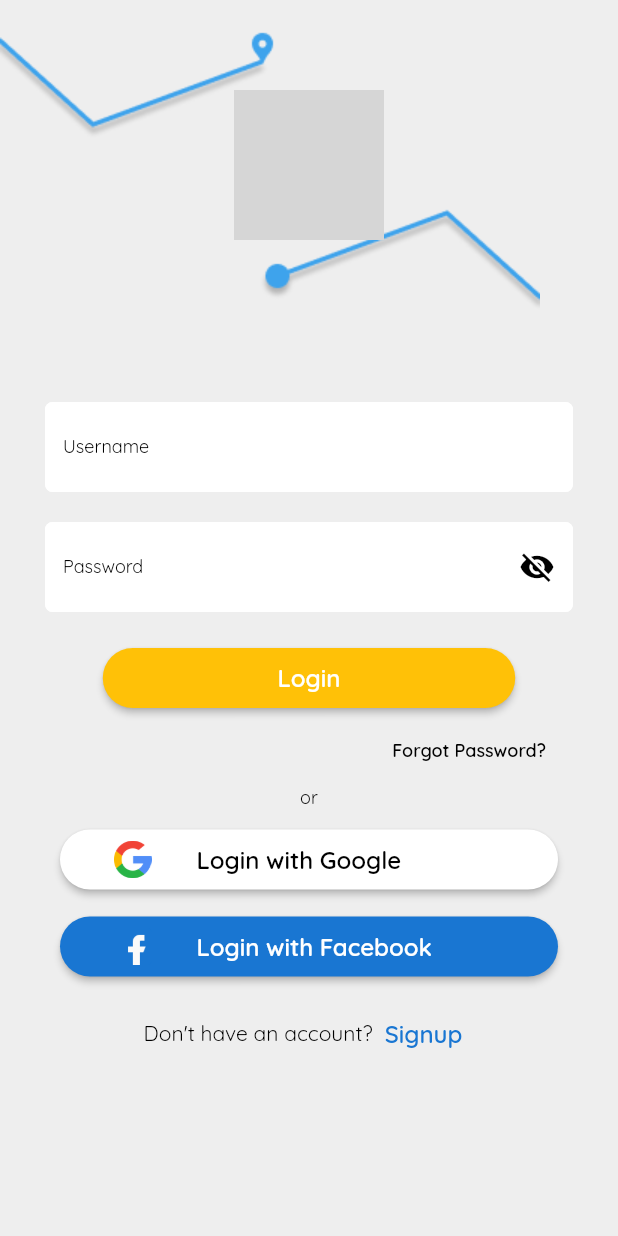
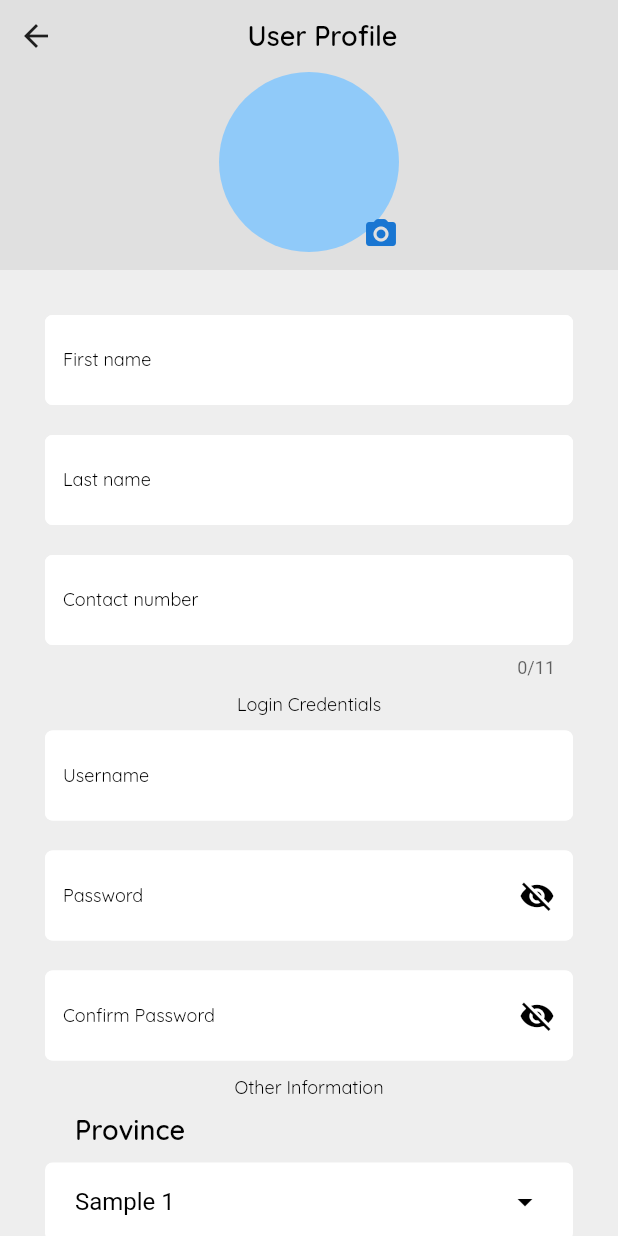
Before and after one commit to CarLKnight6/Metro_User, a Flutter app: the screen it shows after launch, after a tap on "Signup", on a phone screen of 412 x 824 dp. Run offline on Flutter 3.47's test engine with Material 2 defaults, Android fonts, the light colour scheme and no system bars; Roboto replaces fonts that are missing (Quicksand); grey boxes are pictures that could not be loaded.

Commit message:
Add. signup page

```diff
--- a/lib/auth/login.dart
+++ b/lib/auth/login.dart
@@ -1,4 +1,5 @@
 import 'package:flutter/material.dart';
+import 'package:taxi_user/auth/signup.dart';
 import 'package:taxi_user/widgets/buttons/auth_buton.dart';
 import 'package:taxi_user/widgets/buttons/button_widget.dart';
 import 'package:taxi_user/widgets/text/text_bold.dart';
@@ -93,7 +94,10 @@ class LoginPage extends StatelessWidget {
                         fontSize: 14,
                         color: Colors.black),
                     TextButton(
-                      onPressed: () {},
+                      onPressed: () {
+                        Navigator.of(context).push(MaterialPageRoute(
+                            builder: (context) => SignupPage()));
+                      },
                       child: TextBold(
                           text: "Signup",
                           fontSize: 16,
--- a/lib/auth/signup.dart
+++ b/lib/auth/signup.dart
@@ -0,0 +1,479 @@
+import 'package:flutter/material.dart';
+import 'package:taxi_user/widgets/buttons/button_widget.dart';
+import 'package:taxi_user/widgets/text/text_bold.dart';
+import 'package:taxi_user/widgets/text/text_regular.dart';
+import 'package:taxi_user/widgets/textfields/contactnumber_field.dart';
+import 'package:taxi_user/widgets/textfields/normal_field.dart';
+import 'package:taxi_user/widgets/textfields/password_field.dart';
+
+class SignupPage extends StatefulWidget {
+  @override
+  State<SignupPage> createState() => _SignupPageState();
+}
+
+class _SignupPageState extends State<SignupPage> {
+  final _firstnameController = TextEditingController();
+
+  final _lastnameController = TextEditingController();
+
+  final _contactnumberController = TextEditingController();
+
+  final _usernameController = TextEditingController();
+
+  final _passwordController = TextEditingController();
+
+  final _confirmpasswordController = TextEditingController();
+
+  var dropDownValue1 = 1;
+
+  var province = 'Sample 1';
+  var dropDownValue2 = 1;
+
+  var city = 'Sample 1';
+  var dropDownValue3 = 1;
+
+  var brgy = 'Sample 1';
+
+  @override
+  Widget build(BuildContext context) {
+    return Scaffold(
+      backgroundColor: Colors.grey[200],
+      body: SingleChildScrollView(
+        child: SafeArea(
+          child: Column(
+            children: [
+              Container(
+                color: Colors.grey[300],
+                width: double.infinity,
+                height: 180,
+                child: Column(
+                  children: [
+                    Row(
+                      mainAxisAlignment: MainAxisAlignment.spaceBetween,
+                      children: [
+                        IconButton(
+                          onPressed: () {
+                            Navigator.of(context).pop();
+                          },
+                          icon: const Icon(Icons.arrow_back),
+                        ),
+                        TextBold(
+                            text: 'User Profile',
+                            fontSize: 18,
+                            color: Colors.black),
+                        const SizedBox(
+                          width: 30,
+                        ),
+                      ],
+                    ),
+                    GestureDetector(
+                      onTap: () {
+                        showModalBottomSheet(
+                            context: context,
+                            builder: (context) {
+                              return SizedBox(
+                                height: 140,
+                                child: Column(
+                                  children: [
+                                    ListTile(
+                                      onTap: () {},
+                                      leading: TextRegular(
+                                        text: 'Open Camera',
+                                        fontSize: 14,
+                                        color: Colors.black,
+                                      ),
+                                      trailing:
+                                          const Icon(Icons.camera_alt_rounded),
+                                    ),
+                                    const Divider(),
+                                    ListTile(
+                                      onTap: () {},
+                                      leading: TextRegular(
+                                        text: 'Upload Image',
+                                        fontSize: 14,
+                                        color: Colors.black,
+                                      ),
+                                      trailing: const Icon(Icons.image),
+                                    ),
+                                  ],
+                                ),
+                              );
+                            });
+                      },
+                      child: CircleAvatar(
+                        minRadius: 60,
+                        maxRadius: 60,
+                        backgroundColor: Colors.blue[200],
+                        child: const Align(
+                          alignment: Alignment.bottomRight,
+                          child: Icon(Icons.camera_alt_rounded),
+                        ),
+                      ),
+                    ),
+                    const SizedBox(
+                      height: 10,
+                    ),
+                  ],
+                ),
+              ),
+              const SizedBox(
+                height: 20,
+              ),
+              NormalTextField(
+                  controller: _firstnameController, label: 'First name'),
+              NormalTextField(
+                  controller: _lastnameController, label: 'Last name'),
+              ContactNumberField(
+                  controller: _contactnumberController,
+                  label: 'Contact number'),
+              TextRegular(
+                  text: 'Login Credentials', fontSize: 12, color: Colors.black),
+              NormalTextField(
+                  controller: _usernameController, label: 'Username'),
+              PasswordField(controller: _passwordController, label: 'Password'),
+              PasswordField(
+                  controller: _confirmpasswordController,
+                  label: 'Confirm Password'),
+              TextRegular(
+                  text: 'Other Information', fontSize: 12, color: Colors.black),
+              const SizedBox(
+                height: 10,
+              ),
+              Padding(
+                padding: const EdgeInsets.only(left: 50),
+                child: Align(
+                  alignment: Alignment.centerLeft,
+                  child: TextBold(
+                      text: 'Province', fontSize: 18, color: Colors.black),
+                ),
+              ),
+              Padding(
+                padding: const EdgeInsets.only(left: 30, right: 30, top: 10),
+                child: Container(
+                  decoration: BoxDecoration(
+                    color: Colors.white,
+                    borderRadius: BorderRadius.circular(5),
+                  ),
+                  child: Padding(
+                    padding: const EdgeInsets.fromLTRB(20, 2, 20, 2),
+                    child: DropdownButton(
+                      underline: Container(color: Colors.transparent),
+                      iconEnabledColor: Colors.black,
+                      isExpanded: true,
+                      value: dropDownValue1,
+                      items: [
+                        DropdownMenuItem(
+                          onTap: () {
+                            province = "Sample 1";
+                          },
+                          child: Center(
+                              child: Row(children: const [
+                            Text("Sample 1",
+                                style: TextStyle(
+                                  fontFamily: 'Quicksand',
+                                  color: Colors.black,
+                                ))
+                          ])),
+                          value: 1,
+                        ),
+                        DropdownMenuItem(
+                          onTap: () {
+                            province = "Sample 2";
+                          },
+                          child: Center(
+                              child: Row(children: const [
+                            Text("Sample 2",
+                                style: TextStyle(
+                                  fontFamily: 'Quicksand',
+                                  color: Colors.black,
+                                ))
+                          ])),
+                          value: 2,
+                        ),
+                        DropdownMenuItem(
+                          onTap: () {
+                            province = "Sample 3";
+                          },
+                          child: Center(
+                              child: Row(children: const [
+                            Text("Sample 3",
+                                style: TextStyle(
+                                  fontFamily: 'Quicksand',
+                                  color: Colors.black,
+                                ))
+                          ])),
+                          value: 3,
+                        ),
+                        DropdownMenuItem(
+                          onTap: () {
+                            province = "Sample 4";
+                          },
+                          child: Center(
+                              child: Row(children: const [
+                            Text("Sample 4",
+                                style: TextStyle(
+                                  fontFamily: 'Quicksand',
+                                  color: Colors.black,
+                                ))
+                          ])),
+                          value: 4,
+                        ),
+                        DropdownMenuItem(
+                          onTap: () {
+                            province = "Sample 5";
+                          },
+                          child: Center(
+                              child: Row(children: const [
+                            Text("Sample 5",
+                                style: TextStyle(
+                                  fontFamily: 'Quicksand',
+                                  color: Colors.black,
+                                ))
+                          ])),
+                          value: 5,
+                        ),
+                      ],
+                      onChanged: (value) {
+                        setState(() {
+                          dropDownValue1 = int.parse(value.toString());
+                        });
+                      },
+                    ),
+                  ),
+                ),
+              ),
+              const SizedBox(
+                height: 10,
+              ),
+              Padding(
+                padding: const EdgeInsets.only(left: 50),
+                child: Align(
+                  alignment: Alignment.centerLeft,
+                  child: TextBold(
+                      text: 'City/Municipality',
+                      fontSize: 18,
+                      color: Colors.black),
+                ),
+              ),
+              Padding(
+                padding: const EdgeInsets.only(left: 30, right: 30, top: 10),
+                child: Container(
+                  decoration: BoxDecoration(
+                    color: Colors.white,
+                    borderRadius: BorderRadius.circular(5),
+                  ),
+                  child: Padding(
+                    padding: const EdgeInsets.fromLTRB(20, 2, 20, 2),
+                    child: DropdownButton(
+                      underline: Container(color: Colors.transparent),
+                      iconEnabledColor: Colors.black,
+                      isExpanded: true,
+                      value: dropDownValue2,
+                      items: [
+                        DropdownMenuItem(
+                          onTap: () {
+                            city = "Sample 1";
+                          },
+                          child: Center(
+                              child: Row(children: const [
+                            Text("Sample 1",
+                                style: TextStyle(
+                                  fontFamily: 'Quicksand',
+                                  color: Colors.black,
+                                ))
+                          ])),
+                          value: 1,
+                        ),
+                        DropdownMenuItem(
+                          onTap: () {
+                            city = "Sample 2";
+                          },
+                          child: Center(
+                              child: Row(children: const [
+                            Text("Sample 2",
+                                style: TextStyle(
+                                  fontFamily: 'Quicksand',
+                                  color: Colors.black,
+                                ))
+                          ])),
+                          value: 2,
+                        ),
+                        DropdownMenuItem(
+                          onTap: () {
+                            city = "Sample 3";
+                          },
+                          child: Center(
+                              child: Row(children: const [
+                            Text("Sample 3",
+                                style: TextStyle(
+                                  fontFamily: 'Quicksand',
+                                  color: Colors.black,
+                                ))
+                          ])),
+                          value: 3,
+                        ),
+                        DropdownMenuItem(
+                          onTap: () {
+                            city = "Sample 4";
+                          },
+                          child: Center(
+                              child: Row(children: const [
+                            Text("Sample 4",
+                                style: TextStyle(
+                                  fontFamily: 'Quicksand',
+                                  color: Colors.black,
+                                ))
+                          ])),
+                          value: 4,
+                        ),
+                        DropdownMenuItem(
+                          onTap: () {
+                            city = "Sample 5";
+                          },
+                          child: Center(
+                              child: Row(children: const [
+                            Text("Sample 5",
+                                style: TextStyle(
+                                  fontFamily: 'Quicksand',
+                                  color: Colors.black,
+                                ))
+                          ])),
+                          value: 5,
+                        ),
+                      ],
+                      onChanged: (value) {
+                        setState(() {
+                          dropDownValue2 = int.parse(value.toString());
+                        });
+                      },
+                    ),
+                  ),
+                ),
+              ),
+              const SizedBox(
+                height: 10,
+              ),
+              Padding(
+                padding: const EdgeInsets.only(left: 50),
+                child: Align(
+                  alignment: Alignment.centerLeft,
+                  child: TextBold(
+                      text: 'Barangay', fontSize: 18, color: Colors.black),
+                ),
+              ),
+              Padding(
+                padding: const EdgeInsets.only(left: 30, right: 30, top: 10),
+                child: Container(
+                  decoration: BoxDecoration(
+                    color: Colors.white,
+                    borderRadius: BorderRadius.circular(5),
+                  ),
+                  child: Padding(
+                    padding: const EdgeInsets.fromLTRB(20, 2, 20, 2),
+                    child: DropdownButton(
+                      underline: Container(color: Colors.transparent),
+                      iconEnabledColor: Colors.black,
+                      isExpanded: true,
+                      value: dropDownValue3,
+                      items: [
+                        DropdownMenuItem(
+                          onTap: () {
+                            brgy = "Sample 1";
+                          },
+                          child: Center(
+                              child: Row(children: const [
+                            Text("Sample 1",
+                                style: TextStyle(
+                                  fontFamily: 'Quicksand',
+                                  color: Colors.black,
+                                ))
+                          ])),
+                          value: 1,
+                        ),
+                        DropdownMenuItem(
+                          onTap: () {
+                            brgy = "Sample 2";
+                          },
+                          child: Center(
+                              child: Row(children: const [
+                            Text("Sample 2",
+                                style: TextStyle(
+                                  fontFamily: 'Quicksand',
+                                  color: Colors.black,
+                                ))
+                          ])),
+                          value: 2,
+                        ),
+                        DropdownMenuItem(
+                          onTap: () {
+                            brgy = "Sample 3";
+                          },
+                          child: Center(
+                              child: Row(children: const [
+                            Text("Sample 3",
+                                style: TextStyle(
+                                  fontFamily: 'Quicksand',
+                                  color: Colors.black,
+                                ))
+                          ])),
+                          value: 3,
+                        ),
+                        DropdownMenuItem(
+                          onTap: () {
+                            brgy = "Sample 4";
+                          },
+                          child: Center(
+                              child: Row(children: const [
+                            Text("Sample 4",
+                                style: TextStyle(
+                                  fontFamily: 'Quicksand',
+                                  color: Colors.black,
+                                ))
+                          ])),
+                          value: 4,
+                        ),
+                        DropdownMenuItem(
+                          onTap: () {
+                            brgy = "Sample 5";
+                          },
+                          child: Center(
+                              child: Row(children: const [
+                            Text("Sample 5",
+                                style: TextStyle(
+                                  fontFamily: 'Quicksand',
+                                  color: Colors.black,
+                                ))
+                          ])),
+                          value: 5,
+                        ),
+                      ],
+                      onChanged: (value) {
+                        setState(() {
+                          dropDownValue3 = int.parse(value.toString());
+                        });
+                      },
+                    ),
+                  ),
+                ),
+              ),
+              const SizedBox(
+                height: 25,
+              ),
+              ButtonWidget(
+                  label: 'Continue',
+                  color: Colors.amber,
+                  onPressed: () {
+                    //                   Navigator.of(context).pushReplacement(
+                    // MaterialPageRoute(
+                    // 	builder: (context) => const NameOfPage()));
+                  }),
+              const SizedBox(
+                height: 50,
+              ),
+            ],
+          ),
+        ),
+      ),
+    );
+  }
+}
--- /dev/null
+++ b/lib/widgets/textfields/contactnumber_field.dart
@@ -0,0 +1,43 @@
+import 'package:flutter/material.dart';
+import 'package:flutter/services.dart';
+
+class ContactNumberField extends StatelessWidget {
+  late String label;
+  late TextEditingController controller;
+
+  ContactNumberField({required this.controller, required this.label});
+
+  @override
+  Widget build(BuildContext context) {
+    return Padding(
+      padding: const EdgeInsets.fromLTRB(30, 10, 30, 10),
+      child: TextFormField(
+        keyboardType: const TextInputType.numberWithOptions(decimal: false),
+        inputFormatters: [
+          FilteringTextInputFormatter.allow(RegExp('[0-9]')),
+        ],
+        maxLength: 11,
+        controller: controller,
+        style: const TextStyle(color: Colors.black, fontFamily: 'QRegular'),
+        decoration: InputDecoration(
+          fillColor: Colors.white,
+          filled: true,
+          enabledBorder: OutlineInputBorder(
+            borderSide: const BorderSide(width: 1, color: Colors.white),
+            borderRadius: BorderRadius.circular(5),
+          ),
+          focusedBorder: OutlineInputBorder(
+            borderSide: const BorderSide(width: 1, color: Colors.black),
+            borderRadius: BorderRadius.circular(5),
+          ),
+          labelText: label,
+          labelStyle: const TextStyle(
+            fontFamily: 'QRegular',
+            color: Colors.black,
+            fontSize: 12.0,
+          ),
+        ),
+      ),
+    );
+  }
+}
```
